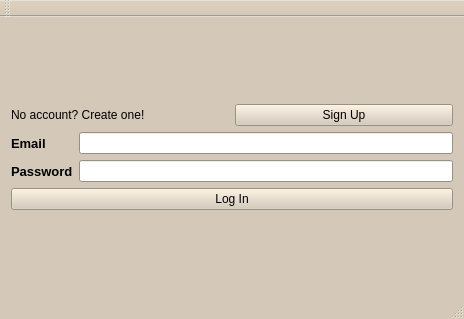
The window that src/qt/forms/mainwindow.ui (HTHcoin/helpthehomelesscoin) describes before a commit, drawn with Qt 5.
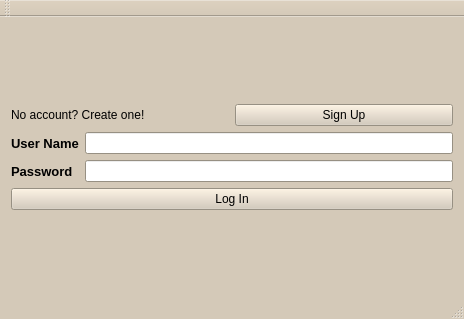
The same window after the commit.

Diff of the .ui file:
```diff
--- a/src/qt/forms/mainwindow.ui
+++ b/src/qt/forms/mainwindow.ui
@@ -469,7 +469,7 @@
                </font>
               </property>
               <property name="text">
-               <string>Email</string>
+               <string>User Name</string>
               </property>
              </widget>
             </item>
```
Left out of the diff: 8 changed lines with no effect on the pictures.
